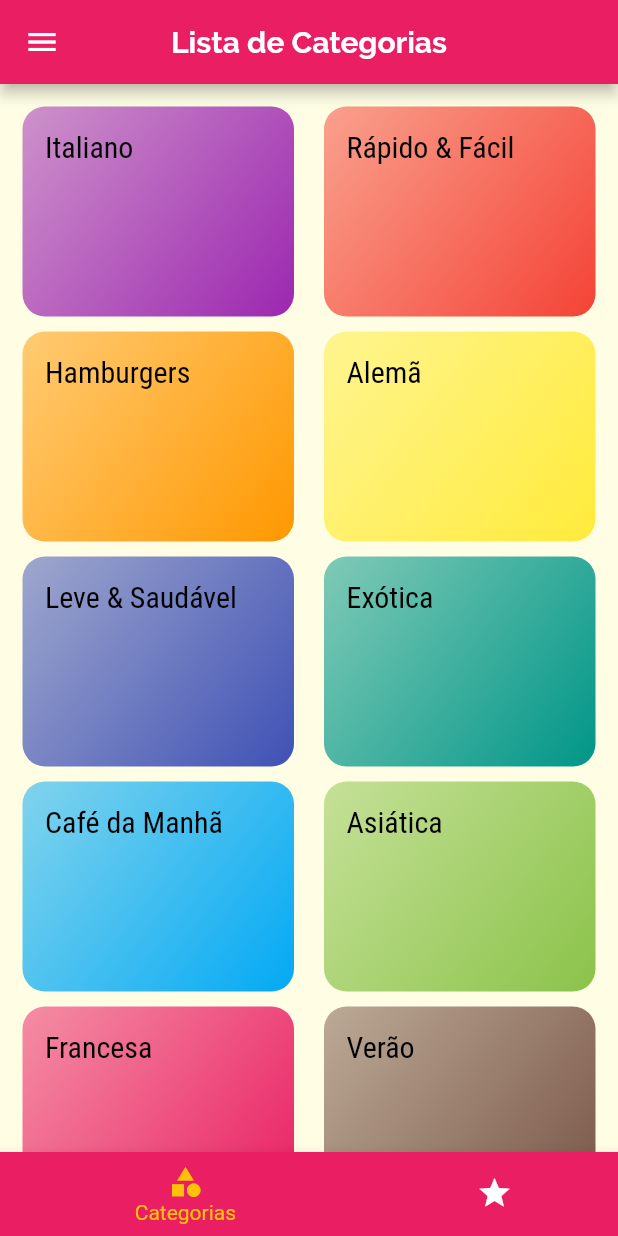
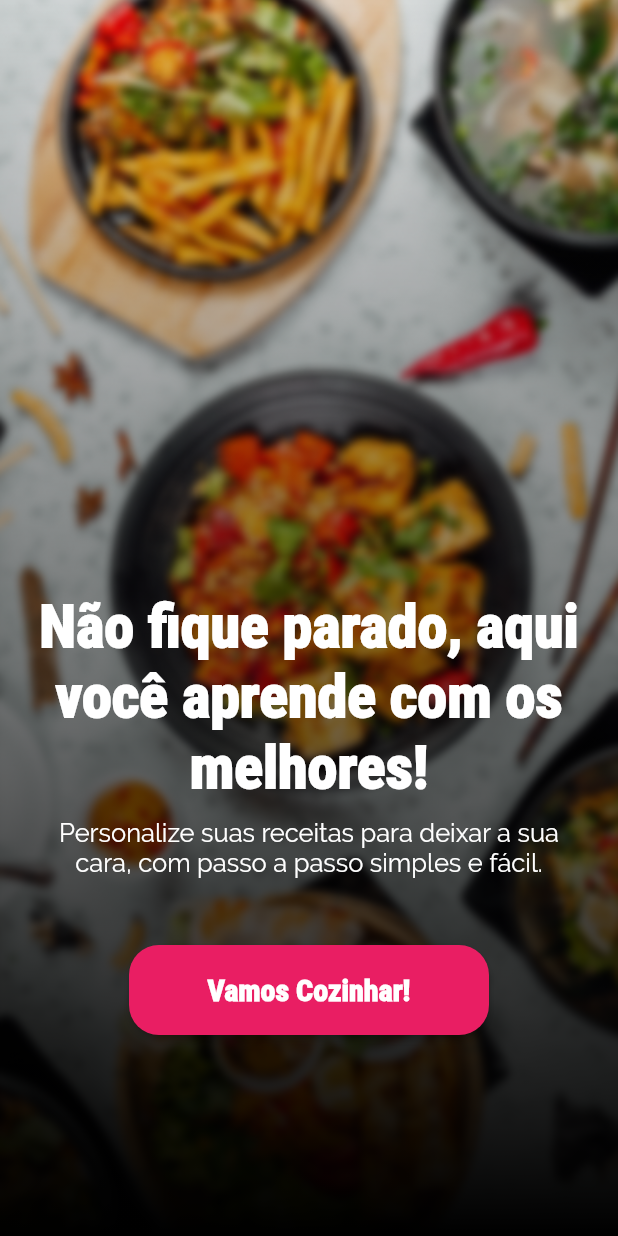
Before and after one commit to LuizRoberto18/meals_app, a Flutter app: the screen it shows after launch, on a phone screen of 412 x 824 dp. Run offline on Flutter 3.47's test engine with Material 2 defaults, Android fonts, the phone set to English and light mode, and no system bars.

Commit message:
adicionando screen inicial e refatorando routes

```diff
--- a/lib/components/main_drawer.dart
+++ b/lib/components/main_drawer.dart
@@ -48,7 +48,8 @@ class MainDrawer extends StatelessWidget {
           _createItem(
             Icons.restaurant,
             "Receitas",
-            () => Navigator.of(context).pushReplacementNamed(AppRoutes.home),
+            () =>
+                Navigator.of(context).pushReplacementNamed(AppRoutes.mainHome),
           ),
           _createItem(
             Icons.settings,
--- a/lib/main.dart
+++ b/lib/main.dart
@@ -1,4 +1,5 @@
 import 'package:flutter/material.dart';
+import 'package:meals/screens/home_page_screen.dart';
 
 import 'screens/categories_meals_screen.dart';
 import 'screens/tabs_screen.dart';
@@ -86,7 +87,8 @@ class _MyAppState extends State<MyApp> {
       ),
       //home: CategoriesScreen(),
       routes: {
-        AppRoutes.home: (ctx) => TabsScreen(favoriteMeals: _favoriteMeals),
+        AppRoutes.home: (ctx) => HomePageScreen(),
+        AppRoutes.mainHome: (ctx) => TabsScreen(favoriteMeals: _favoriteMeals),
         AppRoutes.categoriesMeals: (ctx) =>
             CategoriesMealsScreen(meals: _availableMeals),
         AppRoutes.mealDetail: (ctx) => MealDetailScreen(
--- /dev/null
+++ b/lib/screens/home_page_screen.dart
@@ -0,0 +1,98 @@
+import 'package:flutter/material.dart';
+
+import '../utils/app_routes.dart';
+
+class HomePageScreen extends StatelessWidget {
+  const HomePageScreen({Key? key}) : super(key: key);
+
+  @override
+  Widget build(BuildContext context) {
+    return Scaffold(
+      body: Stack(
+        children: [
+          Container(
+            decoration: BoxDecoration(
+              color: Colors.black,
+              image: DecorationImage(
+                fit: BoxFit.cover,
+                opacity: 0.9,
+                image: AssetImage("assets/images/bg.png"),
+              ),
+            ),
+          ),
+          Container(
+            height: double.infinity,
+            decoration: BoxDecoration(
+              gradient: LinearGradient(
+                colors: [
+                  Colors.black.withOpacity(0),
+                  Colors.black.withOpacity(0.4),
+                  Colors.black,
+                ],
+                begin: Alignment.topCenter,
+                end: Alignment.bottomCenter,
+              ),
+            ),
+          ),
+          Column(
+            mainAxisAlignment: MainAxisAlignment.end,
+            children: [
+              Container(
+                height: 450,
+                width: double.infinity,
+                padding: const EdgeInsets.all(20),
+                child: Column(
+                  children: [
+                    const Text(
+                      "Não fique parado, aqui você aprende com os melhores!",
+                      textAlign: TextAlign.center,
+                      style: TextStyle(
+                        fontFamily: 'RobotoCondensed',
+                        fontWeight: FontWeight.w900,
+                        fontSize: 40,
+                        color: Colors.white,
+                      ),
+                    ),
+                    const SizedBox(height: 10),
+                    const Text(
+                      "Personalize suas receitas para deixar a sua cara, com passo a passo simples e fácil.",
+                      textAlign: TextAlign.center,
+                      style: TextStyle(
+                        fontFamily: 'Raleway',
+                        fontSize: 17,
+                        color: Colors.white,
+                      ),
+                    ),
+                    const SizedBox(height: 45),
+                    ElevatedButton(
+                      onPressed: () {
+                        Navigator.of(context).pushReplacementNamed(
+                          AppRoutes.mainHome,
+                        );
+                      },
+                      style: ElevatedButton.styleFrom(
+                        fixedSize: const Size(240, 60),
+                        shape: const RoundedRectangleBorder(
+                          borderRadius: BorderRadius.all(
+                            Radius.circular(20),
+                          ),
+                        ),
+                        textStyle: const TextStyle(
+                          fontFamily: 'RobotoCondensed',
+                          fontWeight: FontWeight.w900,
+                          fontSize: 20,
+                          color: Colors.white,
+                        ),
+                      ),
+                      child: const Text("Vamos Cozinhar!"),
+                    ),
+                  ],
+                ),
+              ),
+            ],
+          ),
+        ],
+      ),
+    );
+  }
+}
--- a/lib/screens/settings_screen.dart
+++ b/lib/screens/settings_screen.dart
@@ -55,7 +55,7 @@ class _SettingsScreenState extends State<SettingsScreen> {
       body: Column(
         children: [
           Container(
-            padding: EdgeInsets.all(20),
+            padding: const EdgeInsets.all(20),
             child: Text(
               "Configurações",
               style: Theme.of(context).textTheme.copyWith().headline6,
--- a/lib/utils/app_routes.dart
+++ b/lib/utils/app_routes.dart
@@ -3,6 +3,7 @@ import 'package:meals/screens/categories_screen.dart';
 
 class AppRoutes {
   static const home = '/';
+  static const mainHome = '/categories';
   static const categoriesMeals = '/categories-meals';
   static const mealDetail = '/meal-detail';
   static const settings = '/settings';
--- a/pubspec.yaml
+++ b/pubspec.yaml
@@ -58,8 +58,8 @@ flutter:
   uses-material-design: true
 
   # To add assets to your application, add an assets section, like this:
-  # assets:
-  #   - images/a_dot_burr.jpeg
+  assets:
+    - assets/images/
   #   - images/a_dot_ham.jpeg
 
   # An image asset can refer to one or more resolution-specific "variants", see
```
Also changed, not shown: assets/images/bg.png (added).
